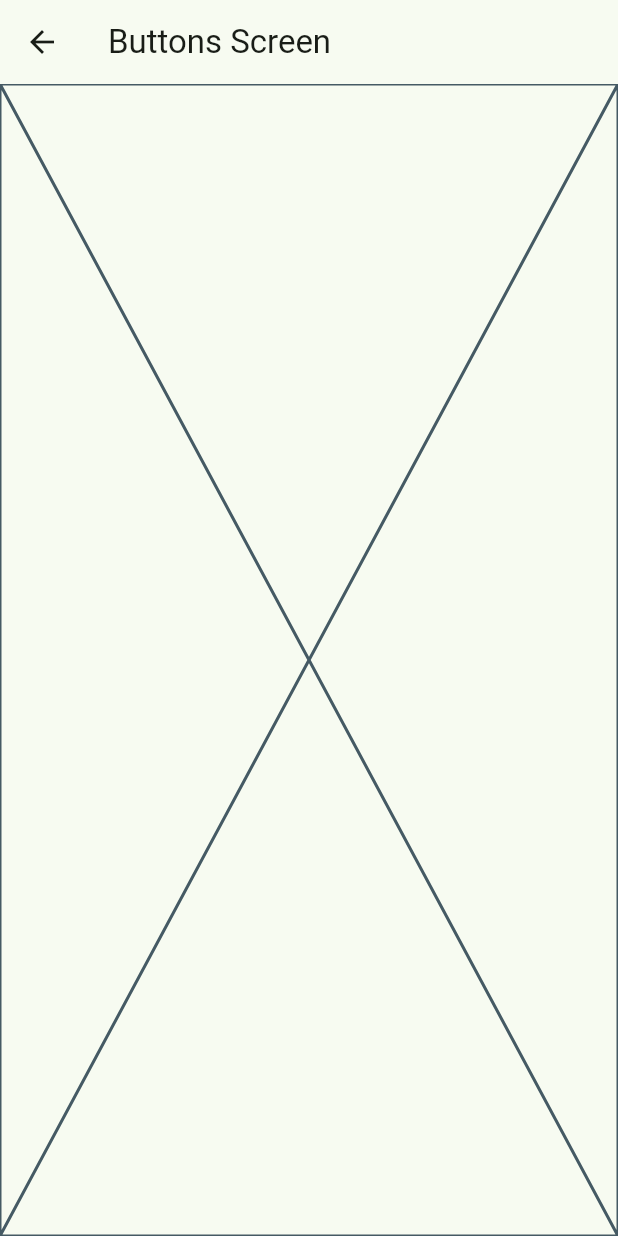
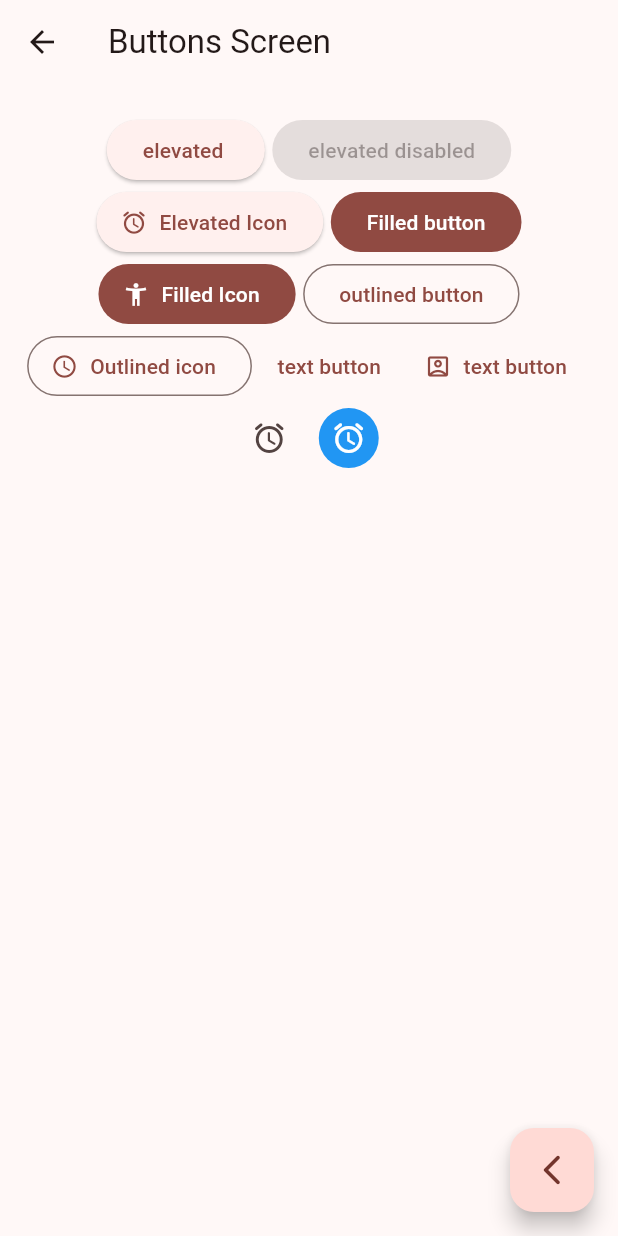
Before and after one commit to Curvi55/widgets_app, a Flutter app: the screen it shows after launch, after a tap on "Botones", on a phone screen of 412 x 824 dp. Run offline on Flutter 3.47's test engine with Material 2 defaults, Android fonts, the phone set to English and light mode, and no system bars; our stand-ins replace go_router.

```diff
--- a/lib/main.dart
+++ b/lib/main.dart
@@ -36,10 +36,12 @@ class MainApp extends StatelessWidget {
   Widget build(BuildContext context) {
 
     // notese que se le agrega router al MaterialApp
-    return MaterialApp.router(
+    return MaterialApp.router(  //estilo de go_router
+
       routerConfig: appRouter, // se connecta ahora con el router definido en app_router.dart
+
       debugShowCheckedModeBanner: false,
-      theme:AppTheme(selectedColor: 9).getTheme(),
+      theme:AppTheme(selectedColor: 3).getTheme(),
       /*
       home: const HomeScreen(),
         FLUTTER recomienda utilizar go_router en vez de este tipo de routing
--- a/lib/presentation/screens/buttons/buttons_screen.dart
+++ b/lib/presentation/screens/buttons/buttons_screen.dart
@@ -1,8 +1,6 @@
 import 'package:flutter/material.dart';
 
 class ButtonsScreen extends StatelessWidget {
-
-
   // esta propiedad name es para trabajar con go_router, es static porque no
   // se quiere crear una instancia de esta clase solo para saber el nombre
   static const String name = 'buttons_screen';
@@ -12,10 +10,96 @@ class ButtonsScreen extends StatelessWidget {
   @override
   Widget build(BuildContext context) {
     return Scaffold(
-      appBar: AppBar(
-        title: Text('Buttons Screen'),
+        appBar: AppBar(
+          title: const Text('Buttons Screen'),
+        ),
+        // body: const Placeholder(), se extrae este PlaceHolder y le cambiamos el nombre a _ButtonsView()
+        body: const _ButtonsView(),
+        floatingActionButton: FloatingActionButton(
+          // se usa el child para asignarle un iconito
+          // si no sale el preview del icon for some reason,  doble ctrl space (1 muestra menu) ctrl space (2 muestra el preview)
+          child: const Icon(Icons.arrow_back_ios_new_rounded),
+          onPressed: () {
+            Navigator.of(context).pop();
+          },
+        ));
+  }
+}
+
+class _ButtonsView extends StatelessWidget {
+  const _ButtonsView();
+
+  @override
+  Widget build(BuildContext context) {
+    // return SizedBox( se reemplazo el SizedBox para dejar espacios suficientes en el espacio principal
+    // ahora el sizedbox va a ser el padre del Padding le va a hacer un wrapping
+    return SizedBox(
+      width: MediaQuery.of(context).size.width,
+      child: Padding(
+        padding: const EdgeInsets.symmetric(horizontal: 5, vertical: 20),
+
+        // Un Wrap widget es similar a una columna a un row, va poniendo elementos
+        // horizontalmente cuando pega borde baja a la siguiente columna
+        child: Wrap(
+          // para manejar espacio entre buttons se agrega spacing, mete espacio en 4 direcciones
+          spacing: 5,
+          alignment: WrapAlignment
+              .center, // para que funcionara se tuvo que envolver todo con el sizedbox para que extendiera el espacio usable del wrap
+          children: [
+            ElevatedButton(onPressed: () {}, child: const Text('elevated ')),
+            // button apagado
+            const ElevatedButton(
+                onPressed: null, child: Text('elevated disabled')),
+            // =======================Elevated button con Icon
+            ElevatedButton.icon(
+              onPressed: () {},
+              icon: const Icon(Icons.access_alarm_rounded),
+              label: const Text('Elevated Icon'),
+            ),
+            // =======================FilledButton
+            FilledButton(onPressed: () {}, child: const Text('Filled button')),
+
+            // =======================FilledButton Icon  (no tiene child) pero si label
+            FilledButton.icon(
+                onPressed: () {},
+                icon: const Icon(Icons.accessibility_new),
+                label: const Text('Filled Icon')),
+
+            // =======================OutlinedButton   (no tiene child) pero si label
+            OutlinedButton(
+                onPressed: () {}, child: const Text('outlined button')),
+            // =======================OutlinedButton Icon
+            OutlinedButton.icon(
+              onPressed: () {},
+              icon: const Icon(Icons.access_time),
+              label: const Text('Outlined icon'),
+            ),
+            // TextButton
+            TextButton(onPressed: () {}, child: const Text('text button')),
+            TextButton.icon(
+              icon: const Icon(Icons.account_box_outlined),
+              onPressed: () {},
+              label: const Text('text button')
+              ),
+
+            //IconButton
+            IconButton(
+              icon: const Icon(Icons.access_alarms_rounded),
+              onPressed: () {},
+              ),
+              //IconButton Style
+              IconButton(
+              icon: const Icon(Icons.access_alarms_rounded),
+              onPressed: () {},
+              style:const ButtonStyle(
+                 backgroundColor:  MaterialStatePropertyAll(Colors.blue),
+                 iconColor: MaterialStatePropertyAll( Colors.white),
+                 splashFactory: InkSparkle.splashFactory
+               )
+            ),
+          ],
+        ),
       ),
-      body: const Placeholder(),
     );
   }
 }
--- a/lib/presentation/screens/cards/cards_screen.dart
+++ b/lib/presentation/screens/cards/cards_screen.dart
@@ -12,7 +12,7 @@ class CardsScreen extends StatelessWidget {
   Widget build(BuildContext context) {
     return Scaffold(
       appBar: AppBar(
-        title: Text('Cards Screen'),
+        title: const Text('Cards Screen'),
       ),
       body: const Placeholder(),
     );
--- a/lib/presentation/screens/home/home_screen.dart
+++ b/lib/presentation/screens/home/home_screen.dart
@@ -1,8 +1,6 @@
 import 'package:flutter/material.dart';
 import 'package:go_router/go_router.dart';
 import 'package:widgets_app/config/menu/menu_items.dart';
-import 'package:widgets_app/presentation/screens/buttons/buttons_screen.dart';
-import 'package:widgets_app/presentation/screens/screens.dart';
 
 class HomeScreen extends StatelessWidget {
 
@@ -88,7 +86,7 @@ class _CustomListTile extends StatelessWidget {
 
           // como alternativa se puede usar el nombre en vez del path abajo el ejemplo
           //context.pushNamed(CardsScreen.name);
-          context.push(menuItem.link);
+          context.push(menuItem.link);   // estilo go_router
       },
     );
   }
```
